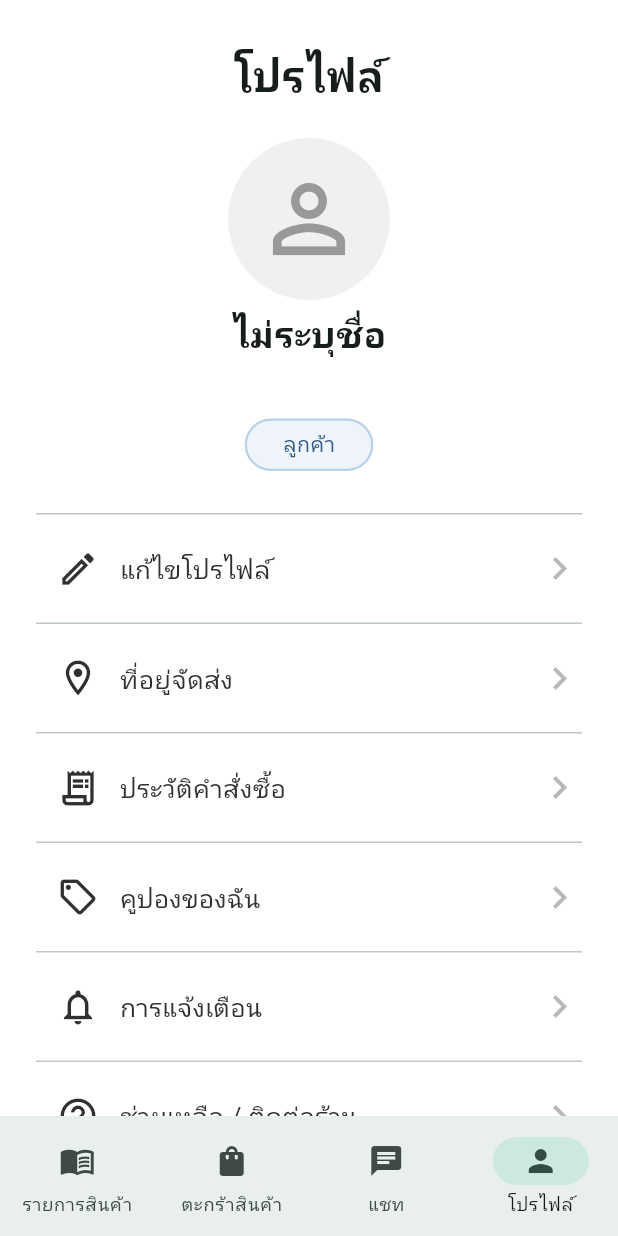
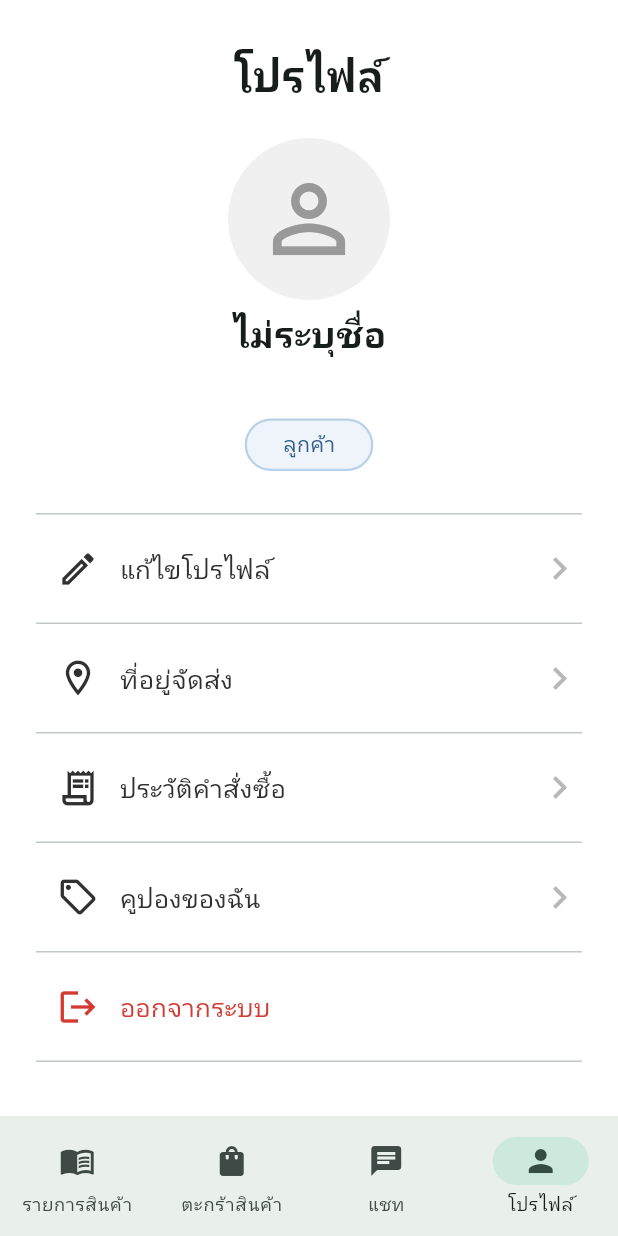
Before and after one commit to AriFeenx0/mobile_micro_commerce, a Flutter app: the ProfileScreen screen opened by its route, on a phone screen of 412 x 824 dp. Run offline on Flutter 3.47's test engine with Material 3 defaults, Android fonts, the phone set to English and light mode, and no system bars; our stand-ins replace cloud_firestore, firebase_auth, firebase_core, image_picker, qr_flutter; accounts and stored records are empty.

Commit message:
Improve Profile page: Remove Unneccasry ui

```diff
--- a/lib/screens/profile/profile_screen.dart
+++ b/lib/screens/profile/profile_screen.dart
@@ -7,9 +7,9 @@ import '../../models/coupon_model.dart';
 import '../../models/user_model.dart';
 import '../../providers/auth_provider.dart';
 import '../../services/coupon_service.dart';
-import '../../widgets/feature_placeholder_screen.dart';
 import '../../widgets/navigation/customer_bottom_nav.dart';
 import '../../widgets/navigation/owner_bottom_nav.dart';
+import 'shipping_address_screen.dart';
 
 class ProfileScreen extends StatelessWidget {
   const ProfileScreen({super.key});
@@ -143,8 +143,12 @@ class ProfileScreen extends StatelessWidget {
                         _ProfileMenuRow(
                           icon: Icons.location_on_outlined,
                           title: 'ที่อยู่จัดส่ง',
-                          onTap: () =>
-                              _showPlaceholder(context, 'ที่อยู่จัดส่ง'),
+                          onTap: () => Navigator.push(
+                            context,
+                            MaterialPageRoute<void>(
+                              builder: (_) => const ShippingAddressScreen(),
+                            ),
+                          ),
                         ),
                         _ProfileMenuRow(
                           icon: Icons.receipt_long_outlined,
@@ -160,27 +164,7 @@ class ProfileScreen extends StatelessWidget {
                             AppRoutes.customerCoupons,
                           ),
                         ),
-                        _ProfileMenuRow(
-                          icon: Icons.notifications_none,
-                          title: 'การแจ้งเตือน',
-                          onTap: () =>
-                              _showPlaceholder(context, 'การแจ้งเตือน'),
-                        ),
-                        _ProfileMenuRow(
-                          icon: Icons.help_outline,
-                          title: 'ช่วยเหลือ / ติดต่อร้าน',
-                          onTap: () => _showPlaceholder(
-                            context,
-                            'ช่วยเหลือ / ติดต่อร้าน',
-                          ),
-                        ),
                       ] else ...[
-                        _ProfileMenuRow(
-                          icon: Icons.storefront_outlined,
-                          title: 'ข้อมูลร้านค้า',
-                          onTap: () =>
-                              _showPlaceholder(context, 'ข้อมูลร้านค้า'),
-                        ),
                         _ProfileMenuRow(
                           icon: Icons.account_balance_outlined,
                           title: 'บัญชีรับเงิน',
@@ -188,17 +172,6 @@ class ProfileScreen extends StatelessWidget {
                             context,
                             AppRoutes.payoutAccount,
                           ),
-                        ),
-                        _ProfileMenuRow(
-                          icon: Icons.notifications_none,
-                          title: 'การแจ้งเตือน',
-                          onTap: () =>
-                              _showPlaceholder(context, 'การแจ้งเตือน'),
-                        ),
-                        _ProfileMenuRow(
-                          icon: Icons.help_outline,
-                          title: 'ช่วยเหลือ',
-                          onTap: () => _showPlaceholder(context, 'ช่วยเหลือ'),
                         ),
                       ],
                       _ProfileMenuRow(
@@ -227,18 +200,6 @@ class ProfileScreen extends StatelessWidget {
                 ),
         );
       },
-    );
-  }
-
-  void _showPlaceholder(BuildContext context, String title) {
-    Navigator.push(
-      context,
-      MaterialPageRoute<void>(
-        builder: (_) => FeaturePlaceholderScreen(
-          title: title,
-          message: '$title ยังไม่พร้อมใช้งาน',
-        ),
-      ),
     );
   }
 
```
Also changed, not shown: lib/screens/auth/edit_profile_screen.dart (+1 -15 lines), lib/screens/profile/shipping_address_screen.dart (added, +94 -0 lines).
